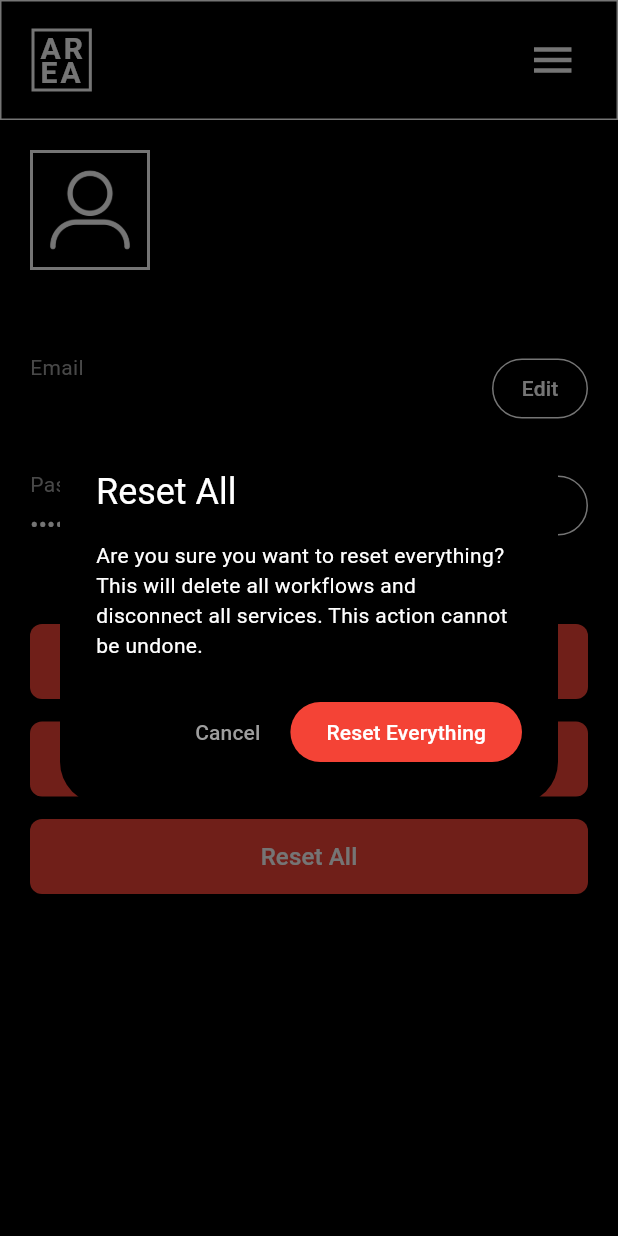
After one commit to CrackedOnTiti/AREA, a Flutter app: the ProfileScreen screen opened directly, after a tap on "Reset All", on a phone screen of 412 x 824 dp. The commit adds this screen. Run offline on Flutter 3.47's test engine with Material 3 defaults, Android fonts, the phone set to English and light mode, and no system bars; our stand-ins replace google_fonts, shared_preferences; accounts and stored records are empty; network calls fail.

Commit message:
[ADD] created first sketch of a profile area #91

```diff
--- a/client/apk/lib/screens/home_screen.dart
+++ b/client/apk/lib/screens/home_screen.dart
@@ -3,6 +3,7 @@ import 'package:google_fonts/google_fonts.dart';
 import '../services/storage_service.dart';
 import '../services/api_service.dart';
 import 'login_screen.dart';
+import 'profile_screen.dart';
 
 class HomeScreen extends StatefulWidget {
   @override
@@ -165,8 +166,10 @@ class _HomeScreenState extends State<HomeScreen> {
                 // Profile Section
                 GestureDetector(
                   onTap: () {
-                    print('Profile tapped');
-                    // TODO: Navigate to profile screen
+                    Navigator.push(
+                      context,
+                      MaterialPageRoute(builder: (context) => ProfileScreen()),
+                    );
                   },
                   child: Text(
                     'Profile',
--- /dev/null
+++ b/client/apk/lib/screens/profile_screen.dart
@@ -0,0 +1,572 @@
+import 'package:flutter/material.dart';
+import 'package:google_fonts/google_fonts.dart';
+import '../services/storage_service.dart';
+import '../services/api_service.dart';
+import 'login_screen.dart';
+
+class ProfileScreen extends StatefulWidget {
+  @override
+  _ProfileScreenState createState() => _ProfileScreenState();
+}
+
+class _ProfileScreenState extends State<ProfileScreen> {
+  final GlobalKey<ScaffoldState> _scaffoldKey = GlobalKey<ScaffoldState>();
+  final TextEditingController _ipController = TextEditingController();
+
+  String _username = '';
+  String _email = '';
+  bool _isLoading = true;
+
+  @override
+  void initState() {
+    super.initState();
+    _loadServerIp();
+    _loadUserData();
+  }
+
+  @override
+  void dispose() {
+    _ipController.dispose();
+    super.dispose();
+  }
+
+  Future<void> _loadServerIp() async {
+    final ip = await StorageService.getServerIp();
+    _ipController.text = ip;
+  }
+
+  Future<void> _saveServerIp() async {
+    await StorageService.saveServerIp(_ipController.text.trim());
+    if (mounted) {
+      ScaffoldMessenger.of(context).showSnackBar(
+        SnackBar(
+          content: Text('Server IP updated to ${_ipController.text.trim()}'),
+          backgroundColor: Colors.green,
+          duration: Duration(seconds: 2),
+        ),
+      );
+    }
+  }
+
+  Future<void> _handleLogout(BuildContext context) async {
+    await StorageService.deleteToken();
+    if (context.mounted) {
+      Navigator.pushReplacement(
+        context,
+        PageRouteBuilder(
+          pageBuilder: (context, animation, secondaryAnimation) => LoginScreen(),
+          transitionDuration: Duration.zero,
+          reverseTransitionDuration: Duration.zero,
+        ),
+      );
+    }
+  }
+
+  Future<void> _loadUserData() async {
+    final token = await StorageService.getToken();
+    if (token == null) {
+      setState(() => _isLoading = false);
+      return;
+    }
+
+    final result = await ApiService.getCurrentUser(token);
+
+    if (mounted && result['success']) {
+      setState(() {
+        _username = result['user']['username'] ?? '';
+        _email = result['user']['email'] ?? '';
+        _isLoading = false;
+      });
+    } else {
+      setState(() => _isLoading = false);
+    }
+  }
+
+  @override
+  Widget build(BuildContext context) {
+    return Scaffold(
+      key: _scaffoldKey,
+      backgroundColor: Colors.black,
+      endDrawer: Drawer(
+        backgroundColor: Colors.black,
+        child: Container(
+          decoration: BoxDecoration(
+            border: Border.all(color: Colors.white, width: 1),
+          ),
+          child: SafeArea(
+            child: Padding(
+              padding: EdgeInsets.all(20),
+              child: Column(
+              crossAxisAlignment: CrossAxisAlignment.start,
+              children: [
+                // IP Configuration Section
+                Text(
+                  'Server IP',
+                  style: TextStyle(
+                    color: Colors.white,
+                    fontSize: 18,
+                    fontWeight: FontWeight.bold,
+                  ),
+                ),
+                SizedBox(height: 10),
+                TextField(
+                  controller: _ipController,
+                  style: TextStyle(color: Colors.white),
+                  decoration: InputDecoration(
+                    hintText: 'Enter server IP',
+                    hintStyle: TextStyle(color: Colors.grey),
+                    enabledBorder: OutlineInputBorder(
+                      borderSide: BorderSide(color: Colors.white),
+                    ),
+                    focusedBorder: OutlineInputBorder(
+                      borderSide: BorderSide(color: Colors.white, width: 2),
+                    ),
+                  ),
+                ),
+                SizedBox(height: 10),
+                ElevatedButton(
+                  onPressed: _saveServerIp,
+                  style: ElevatedButton.styleFrom(
+                    backgroundColor: Colors.white,
+                    foregroundColor: Colors.black,
+                    minimumSize: Size(double.infinity, 40),
+                  ),
+                  child: Text('Save IP'),
+                ),
+                SizedBox(height: 20),
+
+                // Divider
+                Divider(color: Colors.white, thickness: 1),
+                SizedBox(height: 20),
+
+                // Services Section
+                GestureDetector(
+                  onTap: () {
+                    print('Services tapped');
+                    // TODO: Navigate to services screen
+                  },
+                  child: Text(
+                    'Services',
+                    style: TextStyle(
+                      color: Colors.white,
+                      fontSize: 18,
+                      fontWeight: FontWeight.bold,
+                    ),
+                  ),
+                ),
+                SizedBox(height: 20),
+
+                // Divider
+                Divider(color: Colors.white, thickness: 1),
+                SizedBox(height: 20),
+
+                // Profile Section
+                GestureDetector(
+                  onTap: () {
+                    Navigator.pop(context); // Close drawer, already on profile
+                  },
+                  child: Text(
+                    'Profile',
+                    style: TextStyle(
+                      color: Colors.white,
+                      fontSize: 18,
+                      fontWeight: FontWeight.bold,
+                    ),
+                  ),
+                ),
+                SizedBox(height: 20),
+
+                // Divider
+                Divider(color: Colors.white, thickness: 1),
+
+                Spacer(),
+
+                // Logout Button at the bottom
+                ElevatedButton(
+                  onPressed: () => _handleLogout(context),
+                  style: ElevatedButton.styleFrom(
+                    backgroundColor: Colors.white,
+                    foregroundColor: Colors.black,
+                    minimumSize: Size(double.infinity, 50),
+                  ),
+                  child: Text('Logout', style: TextStyle(fontSize: 16)),
+                ),
+              ],
+            ),
+          ),
+        ),
+      ),
+      ),
+      body: Column(
+        children: [
+          // Universal header (same as home screen)
+          Container(
+            width: double.infinity,
+            height: 80,
+            padding: EdgeInsets.only(
+              left: 20,
+              right: 20,
+              top: 15,
+              bottom: 15,
+            ),
+            decoration: BoxDecoration(
+              color: Colors.black,
+              border: Border.all(color: Colors.white, width: 1),
+            ),
+            child: Row(
+              mainAxisAlignment: MainAxisAlignment.spaceBetween,
+              crossAxisAlignment: CrossAxisAlignment.center,
+              children: [
+                // AREA logo on the left - tap to go back to dashboard
+                GestureDetector(
+                  onTap: () => Navigator.pop(context),
+                  child: Container(
+                    padding: EdgeInsets.symmetric(horizontal: 3, vertical: 3),
+                    decoration: BoxDecoration(
+                      border: Border.all(color: Colors.white, width: 2),
+                    ),
+                    child: Text(
+                      'AR\nEA',
+                      style: GoogleFonts.russoOne(
+                        fontSize: 20,
+                        color: Colors.white,
+                        fontWeight: FontWeight.bold,
+                        height: 0.8,
+                        letterSpacing: 2,
+                      ),
+                    ),
+                  ),
+                ),
+                // Hamburger menu icon on the right
+                InkWell(
+                  onTap: () {
+                    _scaffoldKey.currentState?.openEndDrawer();
+                  },
+                  child: Padding(
+                    padding: EdgeInsets.all(10),
+                    child: Column(
+                      mainAxisSize: MainAxisSize.min,
+                      children: [
+                        Container(
+                          width: 25,
+                          height: 3,
+                          color: Colors.white,
+                        ),
+                        SizedBox(height: 4),
+                        Container(
+                          width: 25,
+                          height: 3,
+                          color: Colors.white,
+                        ),
+                        SizedBox(height: 4),
+                        Container(
+                          width: 25,
+                          height: 3,
+                          color: Colors.white,
+                        ),
+                      ],
+                    ),
+                  ),
+                ),
+              ],
+            ),
+          ),
+          // Profile content
+          Expanded(
+            child: _isLoading
+                ? Center(
+                    child: CircularProgressIndicator(
+                      valueColor: AlwaysStoppedAnimation<Color>(Colors.white),
+                    ),
+                  )
+                : SingleChildScrollView(
+                    padding: EdgeInsets.all(20),
+                    child: Column(
+                      crossAxisAlignment: CrossAxisAlignment.start,
+                      children: [
+                        // Profile header with icon and username
+                        Row(
+                          crossAxisAlignment: CrossAxisAlignment.start,
+                          children: [
+                            // Profile icon
+                            Container(
+                              width: 80,
+                              height: 80,
+                              decoration: BoxDecoration(
+                                border: Border.all(color: Colors.white, width: 2),
+                              ),
+                              child: Image.asset(
+                                'assets/profile-icon.png',
+                                fit: BoxFit.cover,
+                              ),
+                            ),
+                            SizedBox(width: 20),
+                            // Username
+                            Expanded(
+                              child: Column(
+                                crossAxisAlignment: CrossAxisAlignment.start,
+                                children: [
+                                  Text(
+                                    _username.toUpperCase(),
+                                    style: GoogleFonts.russoOne(
+                                      color: Colors.white,
+                                      fontSize: 24,
+                                      fontWeight: FontWeight.bold,
+                                    ),
+                                  ),
+                                ],
+                              ),
+                            ),
+                          ],
+                        ),
+                        SizedBox(height: 40),
+
+                        // Email field with Edit button
+                        _buildInfoRow('Email', _email, () {
+                          ScaffoldMessenger.of(context).showSnackBar(
+                            SnackBar(
+                              content: Text('Edit email - coming soon'),
+                              backgroundColor: Colors.orange,
+                            ),
+                          );
+                        }),
+
+                        // Password field with Edit button
+                        _buildInfoRow('Password', '••••••••', () {
+                          ScaffoldMessenger.of(context).showSnackBar(
+                            SnackBar(
+                              content: Text('Edit password - coming soon'),
+                              backgroundColor: Colors.orange,
+                            ),
+                          );
+                        }),
+
+                        SizedBox(height: 40),
+
+                        // Reset Workflows Button
+                        ElevatedButton(
+                          onPressed: () => _showResetWorkflowsDialog(),
+                          style: ElevatedButton.styleFrom(
+                            backgroundColor: Colors.red,
+                            foregroundColor: Colors.white,
+                            minimumSize: Size(double.infinity, 50),
+                            shape: RoundedRectangleBorder(
+                              borderRadius: BorderRadius.circular(8),
+                            ),
+                          ),
+                          child: Text(
+                            'Reset this account\'s Workflows',
+                            style: TextStyle(fontSize: 16),
+                          ),
+                        ),
+                        SizedBox(height: 15),
+
+                        // Reset Services Button
+                        ElevatedButton(
+                          onPressed: () => _showResetServicesDialog(),
+                          style: ElevatedButton.styleFrom(
+                            backgroundColor: Colors.red,
+                            foregroundColor: Colors.white,
+                            minimumSize: Size(double.infinity, 50),
+                            shape: RoundedRectangleBorder(
+                              borderRadius: BorderRadius.circular(8),
+                            ),
+                          ),
+                          child: Text(
+                            'Reset Services',
+                            style: TextStyle(fontSize: 16),
+                          ),
+                        ),
+                        SizedBox(height: 15),
+
+                        // Reset All Button
+                        ElevatedButton(
+                          onPressed: () => _showResetAllDialog(),
+                          style: ElevatedButton.styleFrom(
+                            backgroundColor: Colors.red,
+                            foregroundColor: Colors.white,
+                            minimumSize: Size(double.infinity, 50),
+                            shape: RoundedRectangleBorder(
+                              borderRadius: BorderRadius.circular(8),
+                            ),
+                          ),
+                          child: Text(
+                            'Reset All',
+                            style: TextStyle(fontSize: 16),
+                          ),
+                        ),
+                      ],
+                    ),
+                  ),
+          ),
+        ],
+      ),
+    );
+  }
+
+  Widget _buildInfoRow(String label, String value, VoidCallback onEditPressed) {
+    return Padding(
+      padding: EdgeInsets.symmetric(vertical: 15),
+      child: Row(
+        mainAxisAlignment: MainAxisAlignment.spaceBetween,
+        children: [
+          Column(
+            crossAxisAlignment: CrossAxisAlignment.start,
+            children: [
+              Text(
+                label,
+                style: TextStyle(
+                  color: Colors.grey,
+                  fontSize: 14,
+                ),
+              ),
+              SizedBox(height: 5),
+              Text(
+                value,
+                style: TextStyle(
+                  color: Colors.white,
+                  fontSize: 16,
+                ),
+              ),
+            ],
+          ),
+          TextButton(
+            onPressed: onEditPressed,
+            style: TextButton.styleFrom(
+              foregroundColor: Colors.white,
+              side: BorderSide(color: Colors.white, width: 1),
+              padding: EdgeInsets.symmetric(horizontal: 15, vertical: 8),
+            ),
+            child: Text('Edit'),
+          ),
+        ],
+      ),
+    );
+  }
+
+  Future<void> _showResetWorkflowsDialog() async {
+    showDialog(
+      context: context,
+      builder: (BuildContext context) {
+        return AlertDialog(
+          backgroundColor: Colors.black,
+          title: Text(
+            'Reset Workflows',
+            style: TextStyle(color: Colors.white),
+          ),
+          content: Text(
+            'Are you sure you want to delete all your workflows? This action cannot be undone.',
+            style: TextStyle(color: Colors.white),
+          ),
+          actions: [
+            TextButton(
+              onPressed: () => Navigator.pop(context),
+              child: Text('Cancel', style: TextStyle(color: Colors.grey)),
+            ),
+            ElevatedButton(
+              onPressed: () {
+                // TODO: Implement workflow reset API call
+                Navigator.pop(context);
+                ScaffoldMessenger.of(context).showSnackBar(
+                  SnackBar(
+                    content: Text('Reset workflows - coming soon'),
+                    backgroundColor: Colors.orange,
+                  ),
+                );
+              },
+              style: ElevatedButton.styleFrom(
+                backgroundColor: Colors.red,
+                foregroundColor: Colors.white,
+              ),
+              child: Text('Delete All'),
+            ),
+          ],
+        );
+      },
+    );
+  }
+
+  Future<void> _showResetServicesDialog() async {
+    showDialog(
+      context: context,
+      builder: (BuildContext context) {
+        return AlertDialog(
+          backgroundColor: Colors.black,
+          title: Text(
+            'Reset Services',
+            style: TextStyle(color: Colors.white),
+          ),
+          content: Text(
+            'Are you sure you want to disconnect all services? This action cannot be undone.',
+            style: TextStyle(color: Colors.white),
+          ),
+          actions: [
+            TextButton(
+              onPressed: () => Navigator.pop(context),
+              child: Text('Cancel', style: TextStyle(color: Colors.grey)),
+            ),
+            ElevatedButton(
+              onPressed: () {
+                // TODO: Implement services reset API call
+                Navigator.pop(context);
+                ScaffoldMessenger.of(context).showSnackBar(
+                  SnackBar(
+                    content: Text('Reset services - coming soon'),
+                    backgroundColor: Colors.orange,
+                  ),
+                );
+              },
+              style: ElevatedButton.styleFrom(
+                backgroundColor: Colors.red,
+                foregroundColor: Colors.white,
+              ),
+              child: Text('Disconnect All'),
+            ),
+          ],
+        );
+      },
+    );
+  }
+
+  Future<void> _showResetAllDialog() async {
+    showDialog(
+      context: context,
+      builder: (BuildContext context) {
+        return AlertDialog(
+          backgroundColor: Colors.black,
+          title: Text(
+            'Reset All',
+            style: TextStyle(color: Colors.white),
+          ),
+          content: Text(
+            'Are you sure you want to reset everything? This will delete all workflows and disconnect all services. This action cannot be undone.',
+            style: TextStyle(color: Colors.white),
+          ),
+          actions: [
+            TextButton(
+              onPressed: () => Navigator.pop(context),
+              child: Text('Cancel', style: TextStyle(color: Colors.grey)),
+            ),
+            ElevatedButton(
+              onPressed: () {
+                // TODO: Implement reset all API call
+                Navigator.pop(context);
+                ScaffoldMessenger.of(context).showSnackBar(
+                  SnackBar(
+                    content: Text('Reset all - coming soon'),
+                    backgroundColor: Colors.orange,
+                  ),
+                );
+              },
+              style: ElevatedButton.styleFrom(
+                backgroundColor: Colors.red,
+                foregroundColor: Colors.white,
+              ),
+              child: Text('Reset Everything'),
+            ),
+          ],
+        );
+      },
+    );
+  }
+}
```
Also changed, not shown: client/apk/assets/profile-icon.png (added).
